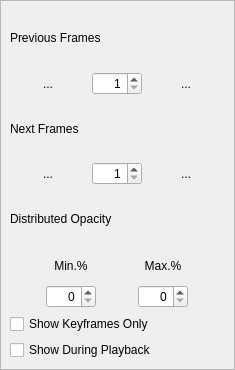
Qt form app/ui/onionskin.ui (pencil2d/pencil) before a commit.
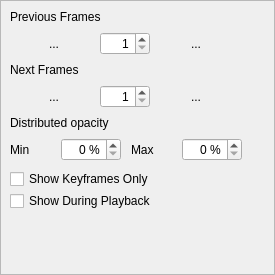
The same form after that commit. Icons and pictures are not drawn.

Commit message: Make onion skin widget a tad smaller

Diff of the .ui file:
```diff
--- a/app/ui/onionskin.ui
+++ b/app/ui/onionskin.ui
@@ -6,8 +6,8 @@
    <rect>
     <x>0</x>
     <y>0</y>
-    <width>235</width>
-    <height>370</height>
+    <width>275</width>
+    <height>275</height>
    </rect>
   </property>
   <property name="minimumSize">
@@ -58,15 +58,30 @@
         <rect>
          <x>0</x>
          <y>0</y>
-         <width>233</width>
-         <height>349</height>
+         <width>250</width>
+         <height>255</height>
         </rect>
        </property>
+       <property name="maximumSize">
+        <size>
+         <width>250</width>
+         <height>16777215</height>
+        </size>
+       </property>
        <layout class="QVBoxLayout" name="verticalLayout_3">
         <item>
          <layout class="QVBoxLayout" name="verticalLayout_2">
+          <property name="spacing">
+           <number>2</number>
+          </property>
           <item>
            <widget class="QLabel" name="onionPrevFramesNumLabel">
+            <property name="sizePolicy">
+             <sizepolicy hsizetype="Preferred" vsizetype="Minimum">
+              <horstretch>0</horstretch>
+              <verstretch>0</verstretch>
+             </sizepolicy>
+            </property>
             <property name="text">
              <string>Previous Frames</string>
             </property>
@@ -77,6 +92,15 @@
           </item>
           <item>
            <layout class="QHBoxLayout" name="onionPrevLayout">
+            <property name="sizeConstraint">
+             <enum>QLayout::SetDefaultConstraint</enum>
+            </property>
+            <property name="topMargin">
+             <number>6</number>
+            </property>
+            <property name="bottomMargin">
+             <number>6</number>
+            </property>
             <item>
              <widget class="QToolButton" name="onionPrevButton">
               <property name="toolTip">
@@ -177,6 +201,15 @@
           </item>
           <item>
            <layout class="QHBoxLayout" name="onionNextlLayout">
+            <property name="sizeConstraint">
+             <enum>QLayout::SetDefaultConstraint</enum>
+            </property>
+            <property name="topMargin">
+             <number>6</number>
+            </property>
+            <property name="bottomMargin">
+             <number>6</number>
+            </property>
             <item>
              <widget class="QToolButton" name="onionNextButton">
               <property name="toolTip">
@@ -277,24 +310,25 @@
           <item>
            <widget class="QLabel" name="onionOpacityLabel">
             <property name="text">
-             <string>Distributed Opacity</string>
-            </property>
-            <property name="alignment">
-             <set>Qt::AlignLeading|Qt::AlignLeft|Qt::AlignVCenter</set>
+             <string>Distributed opacity</string>
             </property>
            </widget>
           </item>
           <item>
-           <layout class="QHBoxLayout" name="opacityLayout">
+           <layout class="QHBoxLayout" name="horizontalLayout">
+            <property name="spacing">
+             <number>10</number>
+            </property>
+            <property name="topMargin">
+             <number>6</number>
+            </property>
+            <property name="bottomMargin">
+             <number>6</number>
+            </property>
             <item>
-             <layout class="QVBoxLayout" name="minimumLayout">
-              <item>
-               <widget class="QLabel" name="onionMinOpacityLabel">
+             <widget class="QLabel" name="label_2">
                 <property name="text">
-                 <string>Min.%</string>
-                </property>
-                <property name="alignment">
-                 <set>Qt::AlignCenter</set>
+               <string>Min</string>
                 </property>
                </widget>
               </item>
@@ -302,7 +336,7 @@
                <widget class="QSpinBox" name="onionMinOpacityBox">
                 <property name="minimumSize">
                  <size>
-                  <width>50</width>
+                <width>60</width>
                   <height>0</height>
                  </size>
                 </property>
@@ -315,22 +349,21 @@
                 <property name="alignment">
                  <set>Qt::AlignRight|Qt::AlignTrailing|Qt::AlignVCenter</set>
                 </property>
+              <property name="suffix">
+               <string> %</string>
+              </property>
+              <property name="prefix">
+               <string/>
+              </property>
                 <property name="maximum">
                  <number>100</number>
                 </property>
                </widget>
               </item>
-             </layout>
-            </item>
             <item>
-             <layout class="QVBoxLayout" name="maximumlLayout">
-              <item>
-               <widget class="QLabel" name="onionMaxOpacityLabel">
+             <widget class="QLabel" name="label_3">
                 <property name="text">
-                 <string>Max.%</string>
-                </property>
-                <property name="alignment">
-                 <set>Qt::AlignCenter</set>
+               <string>Max</string>
                 </property>
                </widget>
               </item>
@@ -338,7 +371,7 @@
                <widget class="QSpinBox" name="onionMaxOpacityBox">
                 <property name="minimumSize">
                  <size>
-                  <width>50</width>
+                <width>60</width>
                   <height>0</height>
                  </size>
                 </property>
@@ -351,12 +384,16 @@
                 <property name="alignment">
                  <set>Qt::AlignRight|Qt::AlignTrailing|Qt::AlignVCenter</set>
                 </property>
+              <property name="suffix">
+               <string> %</string>
+              </property>
+              <property name="prefix">
+               <string/>
+              </property>
                 <property name="maximum">
                  <number>100</number>
                 </property>
                </widget>
-              </item>
-             </layout>
             </item>
            </layout>
           </item>
@@ -374,6 +411,48 @@
             </property>
            </widget>
           </item>
+          <item>
+           <spacer name="horizontalSpacer_5">
+            <property name="orientation">
+             <enum>Qt::Horizontal</enum>
+            </property>
+            <property name="sizeHint" stdset="0">
+             <size>
+              <width>40</width>
+              <height>0</height>
+             </size>
+            </property>
+           </spacer>
+          </item>
+          <item>
+           <spacer name="horizontalSpacer">
+            <property name="orientation">
+             <enum>Qt::Horizontal</enum>
+            </property>
+            <property name="sizeType">
+             <enum>QSizePolicy::Minimum</enum>
+            </property>
+            <property name="sizeHint" stdset="0">
+             <size>
+              <width>0</width>
+              <height>0</height>
+             </size>
+            </property>
+           </spacer>
+          </item>
+          <item>
+           <spacer name="verticalSpacer">
+            <property name="orientation">
+             <enum>Qt::Vertical</enum>
+            </property>
+            <property name="sizeHint" stdset="0">
+             <size>
+              <width>20</width>
+              <height>40</height>
+             </size>
+            </property>
+           </spacer>
+          </item>
          </layout>
         </item>
        </layout>
```
Left out of the diff: 2 changed lines with no effect on the pictures. Lines whose indentation alone changed are shown as unchanged.
